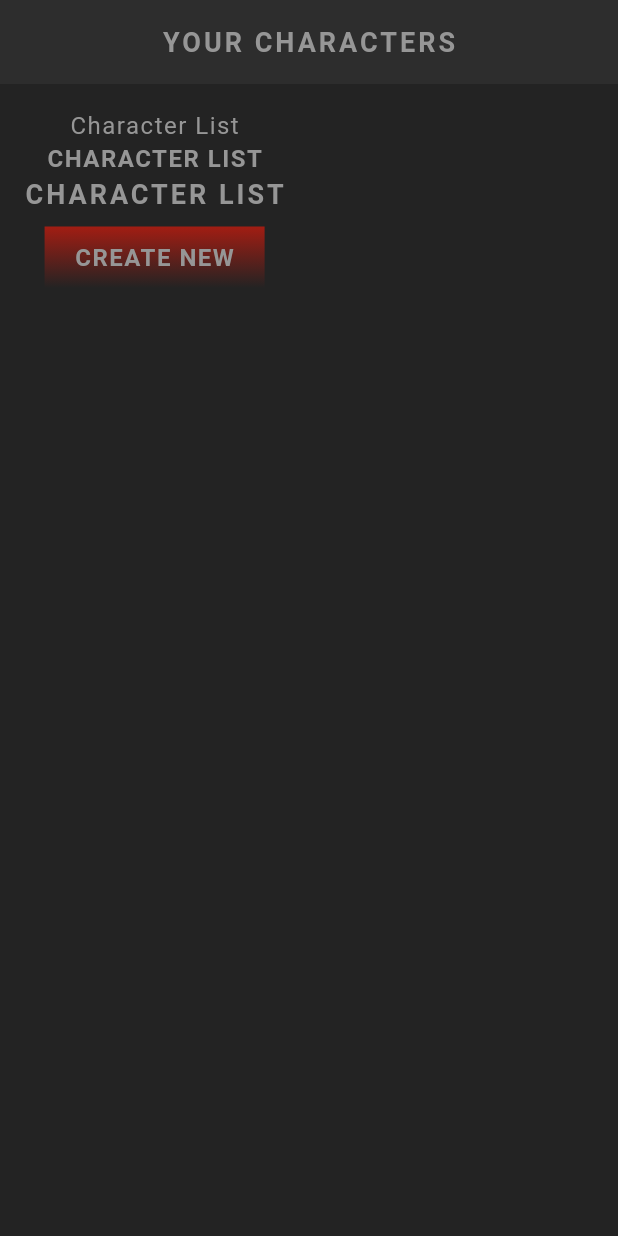
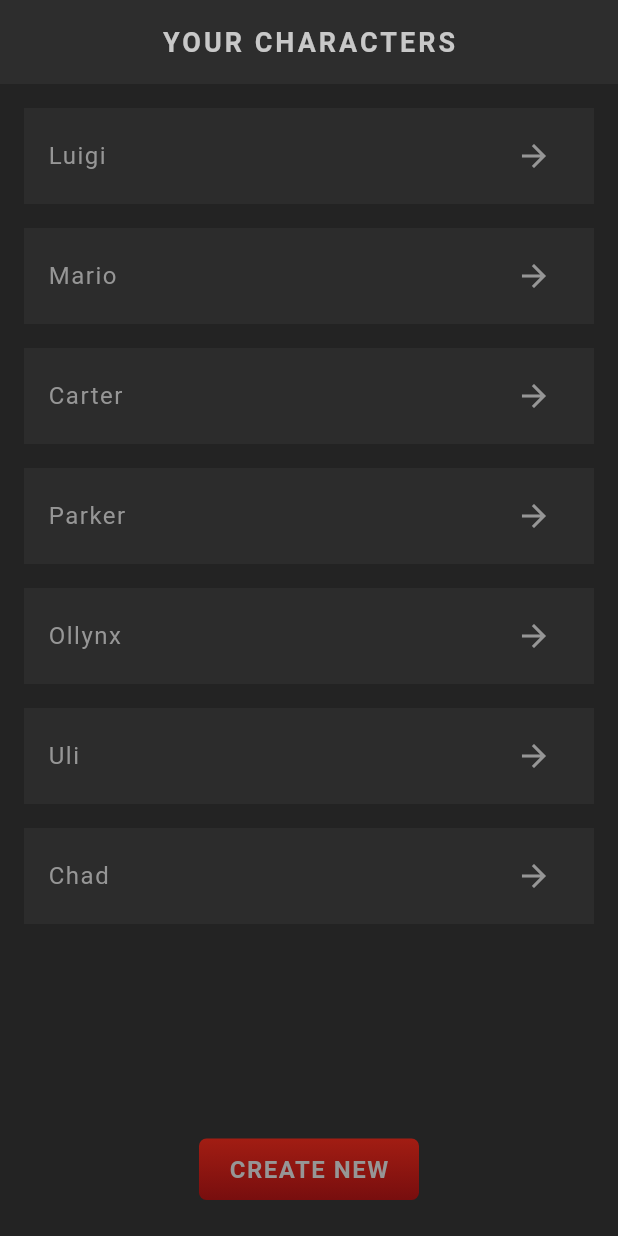
Before and after one commit to VictorDevLab/role_playing_game, a Flutter app: the screen it shows after launch, on a phone screen of 412 x 824 dp. Run offline on Flutter 3.47's test engine with Material 3 defaults, Android fonts, the phone set to English and light mode, and no system bars; our stand-ins replace google_fonts; Roboto replaces fonts that are missing (Kanit).

Commit message:
implement a list view for characters and their styled cards

```diff
--- /dev/null
+++ b/lib/screens/home/character_card.dart
@@ -0,0 +1,26 @@
+import 'package:flutter/material.dart';
+import 'package:role_playing_game/theme.dart';
+
+class CharacterCard extends StatelessWidget {
+  const CharacterCard(this.character, {super.key});
+
+  final String character;
+  @override
+  Widget build(BuildContext context) {
+    return Card(
+      child: Padding(
+        padding: const EdgeInsets.symmetric(horizontal: 16, vertical: 8),
+        child: Row(
+          children: [
+            Text(character),
+            Expanded(child: SizedBox()),
+            IconButton(
+              onPressed: () {},
+              icon: Icon(Icons.arrow_forward, color: AppColors.textColor),
+            ),
+          ],
+        ),
+      ),
+    );
+  }
+}
--- a/lib/screens/home/home.dart
+++ b/lib/screens/home/home.dart
@@ -1,4 +1,5 @@
 import 'package:flutter/material.dart';
+import 'package:role_playing_game/screens/home/character_card.dart';
 import 'package:role_playing_game/shared/styled_button.dart';
 import 'package:role_playing_game/shared/styled_text.dart';
 
@@ -10,6 +11,16 @@ class Home extends StatefulWidget {
 }
 
 class _HomeState extends State<Home> {
+  List characters = [
+    "Luigi",
+    "Mario",
+    "Carter",
+    "Parker",
+    "Ollynx",
+    "Uli",
+    "Chad",
+  ];
+
   @override
   Widget build(BuildContext context) {
     return Scaffold(
@@ -21,9 +32,15 @@ class _HomeState extends State<Home> {
         padding: const EdgeInsets.all(16),
         child: Column(
           children: [
-            StyledText("Character List"),
-            StyledHeading("Character List"),
-            StyledTitle("Character List"),
+            Expanded(
+              child: ListView.builder(
+                itemCount: characters.length,
+                itemBuilder: (_, index) {
+                  return CharacterCard(characters[index]);
+                },
+              ),
+            ),
+
             StyledButton(onPressed: () {}, child: StyledHeading("Create New")),
           ],
         ),
--- a/lib/shared/styled_button.dart
+++ b/lib/shared/styled_button.dart
@@ -14,10 +14,11 @@ class StyledButton extends StatelessWidget {
         padding: EdgeInsets.symmetric(vertical: 10, horizontal: 20),
         decoration: BoxDecoration(
           gradient: LinearGradient(
-            colors: [AppColors.primaryColor, AppColors.secondaryAccent],
+            colors: [AppColors.primaryColor, AppColors.primaryAccent],
             begin: Alignment.topCenter,
             end: Alignment.bottomCenter,
           ),
+          borderRadius: const BorderRadius.all(Radius.circular(5)),
         ),
         child: child,
       ),
--- a/lib/theme.dart
+++ b/lib/theme.dart
@@ -33,7 +33,7 @@ ThemeData primaryTheme = ThemeData(
       letterSpacing: 1,
     ),
     titleMedium: TextStyle(
-      color: AppColors.textColor,
+      color: AppColors.titleColor,
       fontSize: 18,
       fontWeight: FontWeight.bold,
       letterSpacing: 2,
@@ -45,4 +45,11 @@ ThemeData primaryTheme = ThemeData(
       letterSpacing: 1,
     ),
   ),
+  cardTheme: CardThemeData(
+    color: AppColors.secondaryColor.withOpacity(0.9),
+    shape: RoundedRectangleBorder(),
+    shadowColor: Colors.transparent,
+    margin: EdgeInsets.only(bottom: 16),
+    surfaceTintColor: Colors.transparent,
+  ),
 );
```
